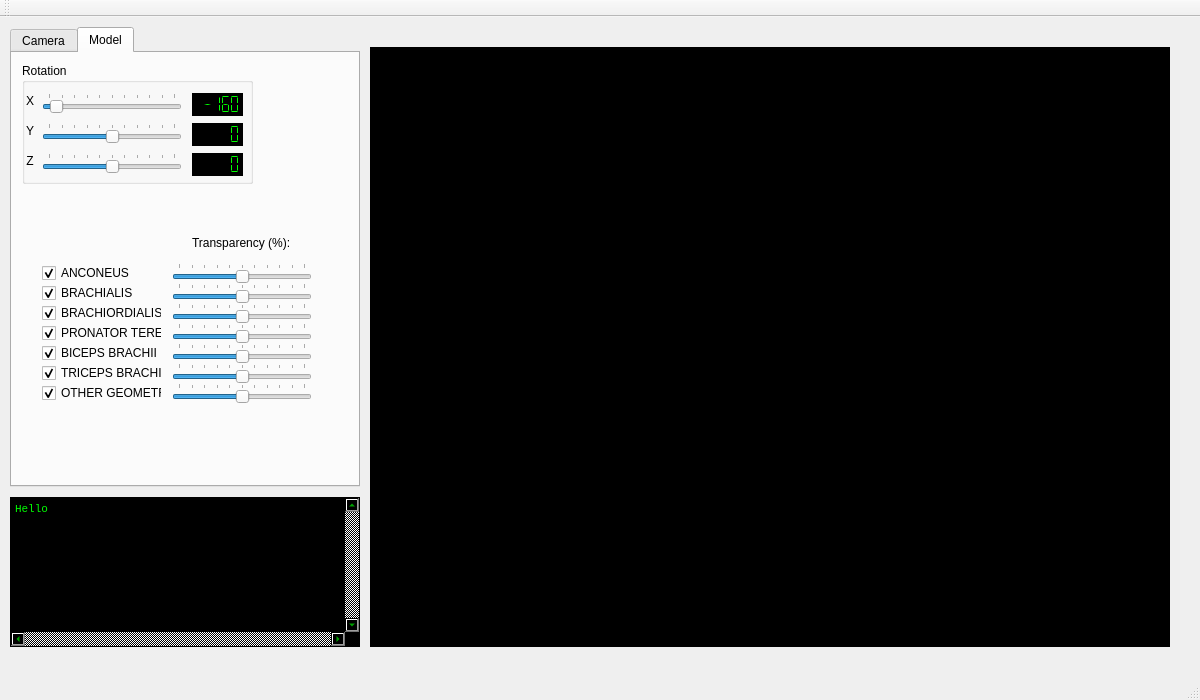
The window that ONH_SRL_MUSCLE_SIM_2015/ONH_SRL_MUSCLE_SIM_2015/onh_srl_muscle_sim_2015.ui (Hagen23/Eunomia) describes before a commit, drawn with Qt 5.
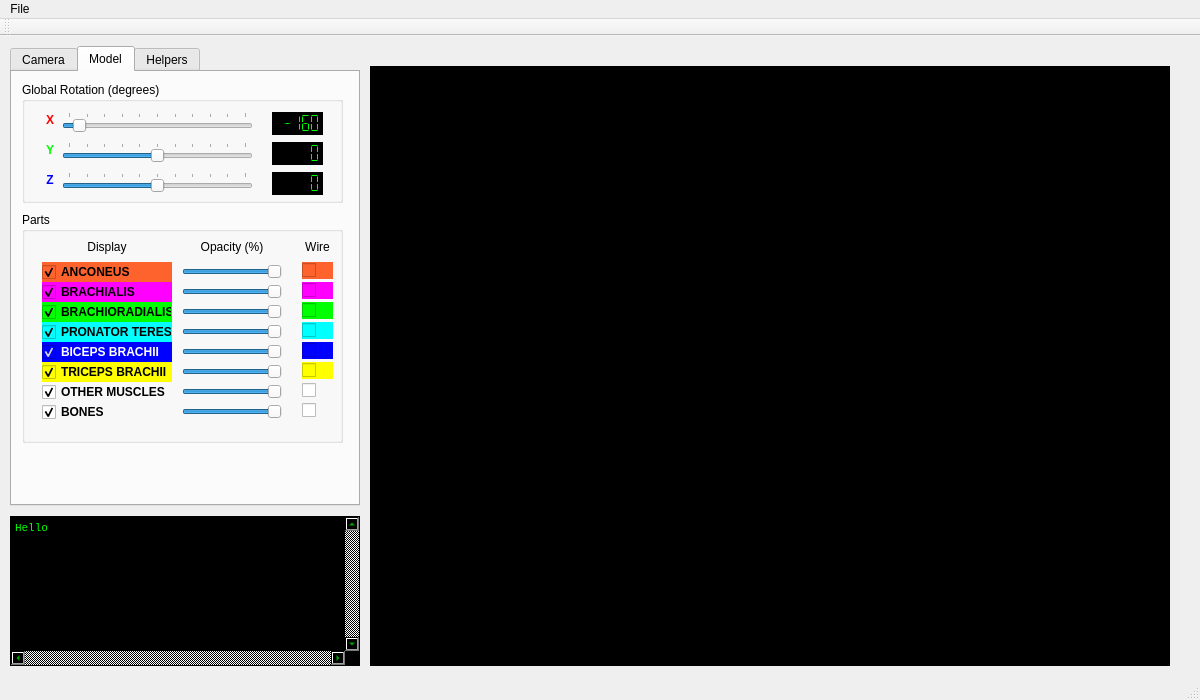
The same window after the commit. The open tabs and pages were chosen to show the change.

What changed in the file:
```diff
--- a/ONH_SRL_MUSCLE_SIM_2015/ONH_SRL_MUSCLE_SIM_2015/onh_srl_muscle_sim_2015.ui
+++ b/ONH_SRL_MUSCLE_SIM_2015/ONH_SRL_MUSCLE_SIM_2015/onh_srl_muscle_sim_2015.ui
@@ -349,19 +349,19 @@
        <rect>
         <x>10</x>
         <y>10</y>
-        <width>231</width>
+        <width>321</width>
         <height>121</height>
        </rect>
       </property>
       <property name="title">
-       <string>Rotation</string>
+       <string>Global Rotation (degrees)</string>
       </property>
       <widget class="QSlider" name="xModelRotSlider">
        <property name="geometry">
         <rect>
-         <x>20</x>
+         <x>40</x>
          <y>30</y>
-         <width>140</width>
+         <width>191</width>
          <height>20</height>
         </rect>
        </property>
@@ -387,9 +387,9 @@
       <widget class="QSlider" name="zModelRotSlider">
        <property name="geometry">
         <rect>
-         <x>20</x>
+         <x>40</x>
          <y>90</y>
-         <width>140</width>
+         <width>191</width>
          <height>20</height>
         </rect>
        </property>
@@ -421,9 +421,9 @@
       <widget class="QSlider" name="yModelRotSlider">
        <property name="geometry">
         <rect>
-         <x>20</x>
+         <x>40</x>
          <y>60</y>
-         <width>140</width>
+         <width>191</width>
          <height>20</height>
         </rect>
        </property>
@@ -446,12 +446,21 @@
       <widget class="QLabel" name="label">
        <property name="geometry">
         <rect>
-         <x>0</x>
+         <x>20</x>
          <y>30</y>
          <width>16</width>
          <height>16</height>
         </rect>
        </property>
+       <property name="font">
+        <font>
+         <weight>75</weight>
+         <bold>true</bold>
+        </font>
+       </property>
+       <property name="styleSheet">
+        <string notr="true">color: rgb(255, 0, 0);</string>
+       </property>
        <property name="text">
         <string>X</string>
        </property>
@@ -462,12 +471,21 @@
       <widget class="QLabel" name="label_2">
        <property name="geometry">
         <rect>
-         <x>0</x>
+         <x>20</x>
          <y>60</y>
          <width>16</width>
          <height>16</height>
         </rect>
        </property>
+       <property name="font">
+        <font>
+         <weight>75</weight>
+         <bold>true</bold>
+        </font>
+       </property>
+       <property name="styleSheet">
+        <string notr="true">color: rgb(0, 255, 0);</string>
+       </property>
        <property name="text">
         <string>Y</string>
        </property>
@@ -478,12 +496,21 @@
       <widget class="QLabel" name="label_3">
        <property name="geometry">
         <rect>
-         <x>0</x>
+         <x>20</x>
          <y>90</y>
          <width>16</width>
          <height>16</height>
         </rect>
        </property>
+       <property name="font">
+        <font>
+         <weight>75</weight>
+         <bold>true</bold>
+        </font>
+       </property>
+       <property name="styleSheet">
+        <string notr="true">color: rgb(0, 0, 255);</string>
+       </property>
        <property name="text">
         <string>Z</string>
        </property>
@@ -494,7 +521,7 @@
       <widget class="QLCDNumber" name="lcdNumber">
        <property name="geometry">
         <rect>
-         <x>170</x>
+         <x>250</x>
          <y>30</y>
          <width>51</width>
          <height>23</height>
@@ -523,7 +550,7 @@
       <widget class="QLCDNumber" name="lcdNumber_2">
        <property name="geometry">
         <rect>
-         <x>170</x>
+         <x>250</x>
          <y>60</y>
          <width>51</width>
          <height>23</height>
@@ -540,7 +567,7 @@
       <widget class="QLCDNumber" name="lcdNumber_3">
        <property name="geometry">
         <rect>
-         <x>170</x>
+         <x>250</x>
          <y>90</y>
          <width>51</width>
          <height>23</height>
@@ -554,18 +581,61 @@
         <enum>QLCDNumber::Flat</enum>
        </property>
       </widget>
+     </widget>
+     <widget class="QGroupBox" name="groupBox_3">
+      <property name="geometry">
+       <rect>
+        <x>10</x>
+        <y>140</y>
+        <width>321</width>
+        <height>231</height>
+       </rect>
+      </property>
+      <property name="title">
+       <string>Parts</string>
+      </property>
+      <widget class="QSlider" name="PRONATOR_TERES_TranspSlider">
+       <property name="geometry">
+        <rect>
+         <x>160</x>
+         <y>110</y>
+         <width>100</width>
+         <height>20</height>
+        </rect>
+       </property>
+       <property name="minimum">
+        <number>20</number>
+       </property>
+       <property name="maximum">
+        <number>100</number>
+       </property>
+       <property name="singleStep">
+        <number>1</number>
+       </property>
+       <property name="value">
+        <number>100</number>
+       </property>
+       <property name="orientation">
+        <enum>Qt::Horizontal</enum>
+       </property>
+       <property name="tickPosition">
+        <enum>QSlider::NoTicks</enum>
+       </property>
+       <property name="tickInterval">
+        <number>10</number>
+       </property>
      </widget>
      <widget class="QSlider" name="OTHER_TranspSlider">
       <property name="geometry">
        <rect>
         <x>160</x>
-        <y>330</y>
-        <width>140</width>
+         <y>170</y>
+         <width>100</width>
         <height>20</height>
        </rect>
       </property>
       <property name="minimum">
-       <number>0</number>
+        <number>20</number>
       </property>
       <property name="maximum">
        <number>100</number>
@@ -574,40 +644,117 @@
        <number>1</number>
       </property>
       <property name="value">
-       <number>50</number>
+        <number>100</number>
       </property>
       <property name="orientation">
        <enum>Qt::Horizontal</enum>
       </property>
       <property name="tickPosition">
-       <enum>QSlider::TicksAbove</enum>
+        <enum>QSlider::NoTicks</enum>
       </property>
       <property name="tickInterval">
        <number>10</number>
       </property>
      </widget>
-     <widget class="QLabel" name="label_8">
+      <widget class="QCheckBox" name="BRACHIORADIALIS_checkBox">
       <property name="geometry">
        <rect>
-        <x>180</x>
-        <y>180</y>
-        <width>101</width>
+         <x>20</x>
+         <y>90</y>
+         <width>130</width>
         <height>20</height>
        </rect>
       </property>
+       <property name="font">
+        <font>
+         <weight>75</weight>
+         <bold>true</bold>
+        </font>
+       </property>
+       <property name="styleSheet">
+        <string notr="true">background-color: rgb(0, 255, 0);</string>
+       </property>
       <property name="text">
-       <string>Transparency (%):</string>
+        <string>BRACHIORADIALIS</string>
+       </property>
+       <property name="checked">
+        <bool>true</bool>
+       </property>
+      </widget>
+      <widget class="QSlider" name="TRICEPS_BRACHII_TranspSlider">
+       <property name="geometry">
+        <rect>
+         <x>160</x>
+         <y>150</y>
+         <width>100</width>
+         <height>20</height>
+        </rect>
+       </property>
+       <property name="minimum">
+        <number>20</number>
+       </property>
+       <property name="maximum">
+        <number>100</number>
+       </property>
+       <property name="singleStep">
+        <number>1</number>
+       </property>
+       <property name="value">
+        <number>100</number>
+       </property>
+       <property name="orientation">
+        <enum>Qt::Horizontal</enum>
+       </property>
+       <property name="tickPosition">
+        <enum>QSlider::NoTicks</enum>
+       </property>
+       <property name="tickInterval">
+        <number>10</number>
+       </property>
+      </widget>
+      <widget class="QCheckBox" name="TRICEPS_BRACHII_checkBox">
+       <property name="geometry">
+        <rect>
+         <x>20</x>
+         <y>150</y>
+         <width>130</width>
+         <height>20</height>
+        </rect>
+       </property>
+       <property name="font">
+        <font>
+         <weight>75</weight>
+         <bold>true</bold>
+        </font>
+       </property>
+       <property name="styleSheet">
+        <string notr="true">background-color: rgb(255, 255, 0);</string>
+       </property>
+       <property name="text">
+        <string>TRICEPS BRACHII</string>
+       </property>
+       <property name="checked">
+        <bool>true</bool>
       </property>
      </widget>
      <widget class="QCheckBox" name="ANCONEUS_checkBox">
       <property name="geometry">
        <rect>
-        <x>30</x>
-        <y>210</y>
-        <width>120</width>
+         <x>20</x>
+         <y>50</y>
+         <width>130</width>
         <height>20</height>
        </rect>
       </property>
+       <property name="font">
+        <font>
+         <weight>75</weight>
+         <bold>true</bold>
+        </font>
+       </property>
+       <property name="styleSheet">
+        <string notr="true">background-color: rgb(255, 99, 45);</string>
+       </property>
       <property name="text">
        <string>ANCONEUS</string>
       </property>
@@ -615,15 +762,55 @@
        <bool>true</bool>
       </property>
      </widget>
+      <widget class="QSlider" name="BRACHIORADIALIS_TranspSlider">
+       <property name="geometry">
+        <rect>
+         <x>160</x>
+         <y>90</y>
+         <width>100</width>
+         <height>20</height>
+        </rect>
+       </property>
+       <property name="minimum">
+        <number>20</number>
+       </property>
+       <property name="maximum">
+        <number>100</number>
+       </property>
+       <property name="singleStep">
+        <number>1</number>
+       </property>
+       <property name="value">
+        <number>100</number>
+       </property>
+       <property name="orientation">
+        <enum>Qt::Horizontal</enum>
+       </property>
+       <property name="tickPosition">
+        <enum>QSlider::NoTicks</enum>
+       </property>
+       <property name="tickInterval">
+        <number>10</number>
+       </property>
+      </widget>
      <widget class="QCheckBox" name="BRACHIALIS_checkBox">
       <property name="geometry">
        <rect>
-        <x>30</x>
-        <y>230</y>
-        <width>120</width>
+         <x>20</x>
+         <y>70</y>
+         <width>130</width>
         <height>20</height>
        </rect>
       </property>
+       <property name="font">
+        <font>
+         <weight>75</weight>
+         <bold>true</bold>
+        </font>
+       </property>
+       <property name="styleSheet">
+        <string notr="true">background-color: rgb(255, 0, 255);</string>
+       </property>
       <property name="text">
        <string>BRACHIALIS</string>
       </property>
@@ -631,47 +818,56 @@
        <bool>true</bool>
       </property>
      </widget>
-     <widget class="QCheckBox" name="BRACHIORDIALIS_checkBox">
+      <widget class="QSlider" name="BRACHIALIS_TranspSlider">
       <property name="geometry">
        <rect>
-        <x>30</x>
-        <y>250</y>
-        <width>120</width>
+         <x>160</x>
+         <y>70</y>
+         <width>100</width>
         <height>20</height>
        </rect>
       </property>
-      <property name="text">
-       <string>BRACHIORDIALIS</string>
-      </property>
-      <property name="checked">
-       <bool>true</bool>
-      </property>
-     </widget>
-     <widget class="QCheckBox" name="PRONATOR_TERES_checkBox">
-      <property name="geometry">
-       <rect>
-        <x>30</x>
-        <y>270</y>
-        <width>120</width>
-        <height>20</height>
-       </rect>
-      </property>
-      <property name="text">
-       <string>PRONATOR TERES</string>
-      </property>
-      <property name="checked">
-       <bool>true</bool>
+       <property name="minimum">
+        <number>20</number>
+       </property>
+       <property name="maximum">
+        <number>100</number>
+       </property>
+       <property name="singleStep">
+        <number>1</number>
+       </property>
+       <property name="value">
+        <number>100</number>
+       </property>
+       <property name="orientation">
+        <enum>Qt::Horizontal</enum>
+       </property>
+       <property name="tickPosition">
+        <enum>QSlider::NoTicks</enum>
+       </property>
+       <property name="tickInterval">
+        <number>10</number>
       </property>
      </widget>
      <widget class="QCheckBox" name="BICEPS_BRACHII_checkBox">
       <property name="geometry">
        <rect>
-        <x>30</x>
-        <y>290</y>
-        <width>120</width>
+         <x>20</x>
+         <y>130</y>
+         <width>130</width>
         <height>20</height>
        </rect>
       </property>
+       <property name="font">
+        <font>
+         <weight>75</weight>
+         <bold>true</bold>
+        </font>
+       </property>
+       <property name="styleSheet">
+        <string notr="true">background-color: rgb(0, 0, 255);
+color: rgb(255, 255, 255);</string>
+       </property>
       <property name="text">
        <string>BICEPS BRACHII</string>
       </property>
@@ -679,33 +875,55 @@
        <bool>true</bool>
       </property>
      </widget>
-     <widget class="QCheckBox" name="TRICEPS_BRACHII_checkBox">
+      <widget class="QLabel" name="label_9">
       <property name="geometry">
        <rect>
-        <x>30</x>
-        <y>310</y>
-        <width>120</width>
+         <x>20</x>
+         <y>25</y>
+         <width>130</width>
         <height>20</height>
        </rect>
       </property>
       <property name="text">
-       <string>TRICEPS BRACHII</string>
-      </property>
-      <property name="checked">
-       <bool>true</bool>
+        <string>Display</string>
+       </property>
+       <property name="alignment">
+        <set>Qt::AlignCenter</set>
+       </property>
+      </widget>
+      <widget class="QLabel" name="label_8">
+       <property name="geometry">
+        <rect>
+         <x>160</x>
+         <y>25</y>
+         <width>100</width>
+         <height>20</height>
+        </rect>
+       </property>
+       <property name="text">
+        <string>Opacity (%)</string>
+       </property>
+       <property name="alignment">
+        <set>Qt::AlignCenter</set>
       </property>
      </widget>
      <widget class="QSlider" name="ANCONEUS_TranspSlider">
       <property name="geometry">
        <rect>
         <x>160</x>
-        <y>210</y>
-        <width>140</width>
+         <y>50</y>
+         <width>100</width>
         <height>20</height>
        </rect>
       </property>
+       <property name="autoFillBackground">
+        <bool>false</bool>
+       </property>
+       <property name="styleSheet">
+        <string notr="true">selection-color: rgb(255, 99, 45);</string>
+       </property>
       <property name="minimum">
-       <number>0</number>
+        <number>20</number>
       </property>
       <property name="maximum">
        <number>100</number>
@@ -714,138 +932,54 @@
        <number>1</number>
       </property>
       <property name="value">
-       <number>50</number>
+        <number>100</number>
       </property>
       <property name="orientation">
        <enum>Qt::Horizontal</enum>
       </property>
       <property name="tickPosition">
-       <enum>QSlider::TicksAbove</enum>
+        <enum>QSlider::NoTicks</enum>
       </property>
       <property name="tickInterval">
        <number>10</number>
       </property>
      </widget>
-     <widget class="QCheckBox" name="OTHER_checkBox">
+      <widget class="QCheckBox" name="PRONATOR_TERES_checkBox">
       <property name="geometry">
        <rect>
-        <x>30</x>
-        <y>330</y>
-        <width>120</width>
+         <x>20</x>
+         <y>110</y>
+         <width>130</width>
         <height>20</height>
        </rect>
       </property>
+       <property name="font">
+        <font>
+         <weight>75</weight>
+         <bold>true</bold>
+        </font>
+       </property>
+       <property name="styleSheet">
+        <string notr="true">background-color: rgb(0, 255, 255);</string>
+       </property>
       <property name="text">
-       <string>OTHER GEOMETRY</string>
+        <string>PRONATOR TERES</string>
       </property>
       <property name="checked">
        <bool>true</bool>
       </property>
      </widget>
-     <widget class="QSlider" name="BRACHIALIS_TranspSlider">
-      <property name="geometry">
-       <rect>
-        <x>160</x>
-        <y>230</y>
-        <width>140</width>
-        <height>20</height>
-       </rect>
-      </property>
-      <property name="minimum">
-       <number>0</number>
-      </property>
-      <property name="maximum">
-       <number>100</number>
-      </property>
-      <property name="singleStep">
-       <number>1</number>
-      </property>
-      <property name="value">
-       <number>50</number>
-      </property>
-      <property name="orientation">
-       <enum>Qt::Horizontal</enum>
-      </property>
-      <property name="tickPosition">
-       <enum>QSlider::TicksAbove</enum>
-      </property>
-      <property name="tickInterval">
-       <number>10</number>
-      </property>
-     </widget>
-     <widget class="QSlider" name="BRACHIORDIALIS_TranspSlider">
-      <property name="geometry">
-       <rect>
-        <x>160</x>
-        <y>250</y>
-        <width>140</width>
-        <height>20</height>
-       </rect>
-      </property>
-      <property name="minimum">
-       <number>0</number>
-      </property>
-      <property name="maximum">
-       <number>100</number>
-      </property>
-      <property name="singleStep">
-       <number>1</number>
-      </property>
-      <property name="value">
-       <number>50</number>
-      </property>
-      <property name="orientation">
-       <enum>Qt::Horizontal</enum>
-      </property>
-      <property name="tickPosition">
-       <enum>QSlider::TicksAbove</enum>
-      </property>
-      <property name="tickInterval">
-       <number>10</number>
-      </property>
-     </widget>
-     <widget class="QSlider" name="PRONATOR_TERES_TranspSlider">
-      <property name="geometry">
-       <rect>
-        <x>160</x>
-        <y>270</y>
-        <width>140</width>
-        <height>20</height>
-       </rect>
-      </property>
-      <property name="minimum">
-       <number>0</number>
-      </property>
-      <property name="maximum">
-       <number>100</number>
-      </property>
-      <property name="singleStep">
-       <number>1</number>
-      </property>
-      <property name="value">
-       <number>50</number>
-      </property>
-      <property name="orientation">
-       <enum>Qt::Horizontal</enum>
-      </property>
-      <property name="tickPosition">
-       <enum>QSlider::TicksAbove</enum>
-      </property>
-      <property name="tickInterval">
-       <number>10</number>
-      </property>
-     </widget>
      <widget class="QSlider" name="BICEPS_BRACHII_TranspSlider">
       <property name="geometry">
        <rect>
         <x>160</x>
-        <y>290</y>
-        <width>140</width>
+         <y>130</y>
+         <width>100</width>
         <height>20</height>
        </rect>
       </property>
       <property name="minimum">
-       <number>0</number>
+        <number>20</number>
       </property>
       <property name="maximum">
        <number>100</number>
@@ -854,29 +988,219 @@
        <number>1</number>
       </property>
       <property name="value">
-       <number>50</number>
+        <number>100</number>
       </property>
       <property name="orientation">
        <enum>Qt::Horizontal</enum>
       </property>
       <property name="tickPosition">
-       <enum>QSlider::TicksAbove</enum>
+        <enum>QSlider::NoTicks</enum>
       </property>
       <property name="tickInterval">
        <number>10</number>
       </property>
      </widget>
-     <widget class="QSlider" name="TRICEPS_BRACHII_TranspSlider">
+      <widget class="QCheckBox" name="OTHER_checkBox">
+       <property name="geometry">
+        <rect>
+         <x>20</x>
+         <y>170</y>
+         <width>130</width>
+         <height>20</height>
+        </rect>
+       </property>
+       <property name="font">
+        <font>
+         <weight>75</weight>
+         <bold>true</bold>
+        </font>
+       </property>
+       <property name="text">
+        <string>OTHER MUSCLES</string>
+       </property>
+       <property name="checked">
+        <bool>true</bool>
+       </property>
+      </widget>
+      <widget class="QCheckBox" name="ANCONEUS_wireframe_checkBox">
+       <property name="geometry">
+        <rect>
+         <x>280</x>
+         <y>50</y>
+         <width>31</width>
+         <height>17</height>
+        </rect>
+       </property>
+       <property name="styleSheet">
+        <string notr="true">background-color: rgb(255, 99, 45);</string>
+       </property>
+       <property name="text">
+        <string/>
+       </property>
+       <property name="checked">
+        <bool>false</bool>
+       </property>
+      </widget>
+      <widget class="QCheckBox" name="BRACHIALIS_wireframe_checkBox">
+       <property name="geometry">
+        <rect>
+         <x>280</x>
+         <y>70</y>
+         <width>31</width>
+         <height>17</height>
+        </rect>
+       </property>
+       <property name="styleSheet">
+        <string notr="true">background-color: rgb(255, 0, 255);</string>
+       </property>
+       <property name="text">
+        <string/>
+       </property>
+       <property name="checked">
+        <bool>false</bool>
+       </property>
+      </widget>
+      <widget class="QCheckBox" name="BRACHIORADIALIS_wireframe_checkBox">
+       <property name="geometry">
+        <rect>
+         <x>280</x>
+         <y>90</y>
+         <width>31</width>
+         <height>17</height>
+        </rect>
+       </property>
+       <property name="styleSheet">
+        <string notr="true">background-color: rgb(0, 255, 0);</string>
+       </property>
+       <property name="text">
+        <string/>
+       </property>
+       <property name="checked">
+        <bool>false</bool>
+       </property>
+      </widget>
+      <widget class="QCheckBox" name="PRONATOR_TERES_wireframe_checkBox">
+       <property name="geometry">
+        <rect>
+         <x>280</x>
+         <y>110</y>
+         <width>31</width>
+         <height>17</height>
+        </rect>
+       </property>
+       <property name="styleSheet">
+        <string notr="true">background-color: rgb(0, 255, 255);</string>
+       </property>
+       <property name="text">
+        <string/>
+       </property>
+       <property name="checked">
+        <bool>false</bool>
+       </property>
+      </widget>
+      <widget class="QCheckBox" name="BICEPS_BRACHII_wireframe_checkBox">
+       <property name="geometry">
+        <rect>
+         <x>280</x>
+         <y>130</y>
+         <width>31</width>
+         <height>17</height>
+        </rect>
+       </property>
+       <property name="styleSheet">
+        <string notr="true">background-color: rgb(0, 0, 255);</string>
+       </property>
+       <property name="text">
+        <string/>
+       </property>
+       <property name="checked">
+        <bool>false</bool>
+       </property>
+      </widget>
+      <widget class="QCheckBox" name="TRICEPS_BRACHII_wireframe_checkBox">
+       <property name="geometry">
+        <rect>
+         <x>280</x>
+         <y>150</y>
+         <width>31</width>
+         <height>17</height>
+        </rect>
+       </property>
+       <property name="styleSheet">
+        <string notr="true">background-color: rgb(255, 255, 0);</string>
+       </property>
+       <property name="text">
+        <string/>
+       </property>
+       <property name="checked">
+        <bool>false</bool>
+       </property>
+      </widget>
+      <widget class="QCheckBox" name="OTHER_wireframe_checkBox">
+       <property name="geometry">
+        <rect>
+         <x>280</x>
+         <y>170</y>
+         <width>31</width>
+         <height>17</height>
+        </rect>
+       </property>
+       <property name="text">
+        <string/>
+       </property>
+       <property name="checked">
+        <bool>false</bool>
+       </property>
+      </widget>
+      <widget class="QLabel" name="label_10">
+       <property name="geometry">
+        <rect>
+         <x>280</x>
+         <y>25</y>
+         <width>31</width>
+         <height>20</height>
+        </rect>
+       </property>
+       <property name="text">
+        <string>Wire</string>
+       </property>
+       <property name="alignment">
+        <set>Qt::AlignCenter</set>
+       </property>
+      </widget>
+      <widget class="QCheckBox" name="BONES_checkBox">
+       <property name="geometry">
+        <rect>
+         <x>20</x>
+         <y>190</y>
+         <width>130</width>
+         <height>20</height>
+        </rect>
+       </property>
+       <property name="font">
+        <font>
+         <weight>75</weight>
+         <bold>true</bold>
+        </font>
+       </property>
+       <property name="text">
+        <string>BONES</string>
+       </property>
+       <property name="checked">
+        <bool>true</bool>
+       </property>
+      </widget>
+      <widget class="QSlider" name="BONES_TranspSlider">
       <property name="geometry">
        <rect>
         <x>160</x>
-        <y>310</y>
-        <width>140</width>
+         <y>190</y>
+         <width>100</width>
         <height>20</height>
        </rect>
       </property>
       <property name="minimum">
-       <number>0</number>
+        <number>20</number>
       </property>
       <property name="maximum">
        <number>100</number>
@@ -885,17 +1209,84 @@
        <number>1</number>
       </property>
       <property name="value">
-       <number>50</number>
+        <number>100</number>
       </property>
       <property name="orientation">
        <enum>Qt::Horizontal</enum>
       </property>
       <property name="tickPosition">
-       <enum>QSlider::TicksAbove</enum>
+        <enum>QSlider::NoTicks</enum>
       </property>
       <property name="tickInterval">
        <number>10</number>
       </property>
+      </widget>
+      <widget class="QCheckBox" name="BONES_wireframe_checkBox">
+       <property name="geometry">
+        <rect>
+         <x>280</x>
+         <y>190</y>
+         <width>31</width>
+         <height>17</height>
+        </rect>
+       </property>
+       <property name="text">
+        <string/>
+       </property>
+       <property name="checked">
+        <bool>false</bool>
+       </property>
+      </widget>
+     </widget>
+    </widget>
+    <widget class="QWidget" name="tab_3">
+     <attribute name="title">
+      <string>Helpers</string>
+     </attribute>
+     <widget class="QGroupBox" name="groupBox_5">
+      <property name="geometry">
+       <rect>
+        <x>10</x>
+        <y>10</y>
+        <width>321</width>
+        <height>121</height>
+       </rect>
+      </property>
+      <property name="title">
+       <string>Global Helpers</string>
+      </property>
+      <widget class="QCheckBox" name="GRID_checkBox">
+       <property name="geometry">
+        <rect>
+         <x>10</x>
+         <y>30</y>
+         <width>70</width>
+         <height>17</height>
+        </rect>
+       </property>
+       <property name="text">
+        <string>Grid</string>
+       </property>
+       <property name="checked">
+        <bool>true</bool>
+       </property>
+      </widget>
+      <widget class="QCheckBox" name="AXES_checkBox">
+       <property name="geometry">
+        <rect>
+         <x>10</x>
+         <y>60</y>
+         <width>70</width>
+         <height>17</height>
+        </rect>
+       </property>
+       <property name="text">
+        <string>Axes</string>
+       </property>
+       <property name="checked">
+        <bool>true</bool>
+       </property>
+      </widget>
      </widget>
     </widget>
    </widget>
@@ -937,6 +1328,9 @@
     <property name="horizontalScrollBarPolicy">
      <enum>Qt::ScrollBarAlwaysOn</enum>
     </property>
+    <property name="sizeAdjustPolicy">
+     <enum>QAbstractScrollArea::AdjustToContents</enum>
+    </property>
     <property name="documentTitle">
      <string/>
     </property>
@@ -946,6 +1340,15 @@
     <property name="plainText">
      <string>Hello</string>
     </property>
+    <property name="overwriteMode">
+     <bool>true</bool>
+    </property>
+    <property name="backgroundVisible">
+     <bool>false</bool>
+    </property>
+    <property name="centerOnScroll">
+     <bool>true</bool>
+    </property>
    </widget>
   </widget>
   <widget class="QMenuBar" name="menuBar">
@@ -957,6 +1360,13 @@
      <height>21</height>
     </rect>
    </property>
+   <widget class="QMenu" name="menuFile">
+    <property name="title">
+     <string>File</string>
+    </property>
+    <addaction name="actionExit"/>
+   </widget>
+   <addaction name="menuFile"/>
   </widget>
   <widget class="QToolBar" name="mainToolBar">
    <attribute name="toolBarArea">
```
Left out of the diff: 374 changed lines with no effect on the pictures. Lines whose indentation alone changed are shown as unchanged.
